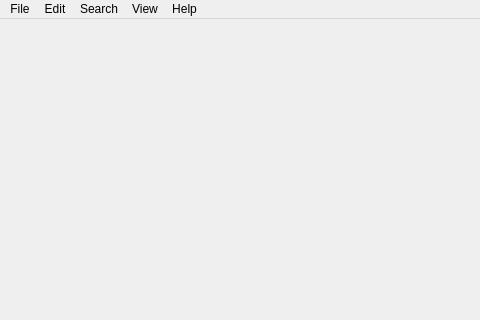
Old version of the form src/mainwindow.ui in the repository git4topteam/text-editor; both pictures show x 0 to 480 and y 0 to 320 of the 800 by 600 pixel window.
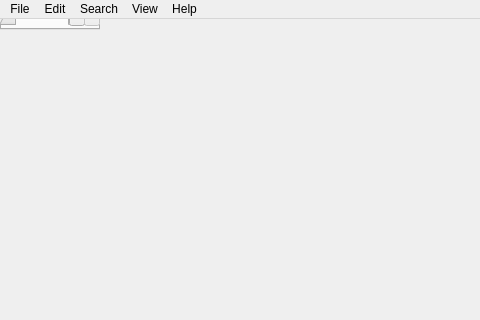
New version of the form.

Commit message: Added back TabWidget

```diff
--- a/src/mainwindow.ui
+++ b/src/mainwindow.ui
@@ -13,7 +13,31 @@
   <property name="windowTitle">
    <string>MainWindow</string>
   </property>
-  <widget class="QWidget" name="centralwidget"/>
+  <widget class="QTabWidget" name="tabWidget">
+   <property name="currentIndex">
+    <number>1</number>
+   </property>
+   <widget class="QWidget" name="tab">
+    <attribute name="title">
+     <string>Tab 1</string>
+    </attribute>
+   </widget>
+   <widget class="QWidget" name="tab_2">
+    <attribute name="title">
+     <string>Tab 2</string>
+    </attribute>
+    <widget class="QTextEdit" name="textEdit">
+     <property name="geometry">
+      <rect>
+       <x>10</x>
+       <y>10</y>
+       <width>201</width>
+       <height>131</height>
+      </rect>
+     </property>
+    </widget>
+   </widget>
+  </widget>
   <widget class="QMenuBar" name="menubar">
    <property name="geometry">
     <rect>
```
